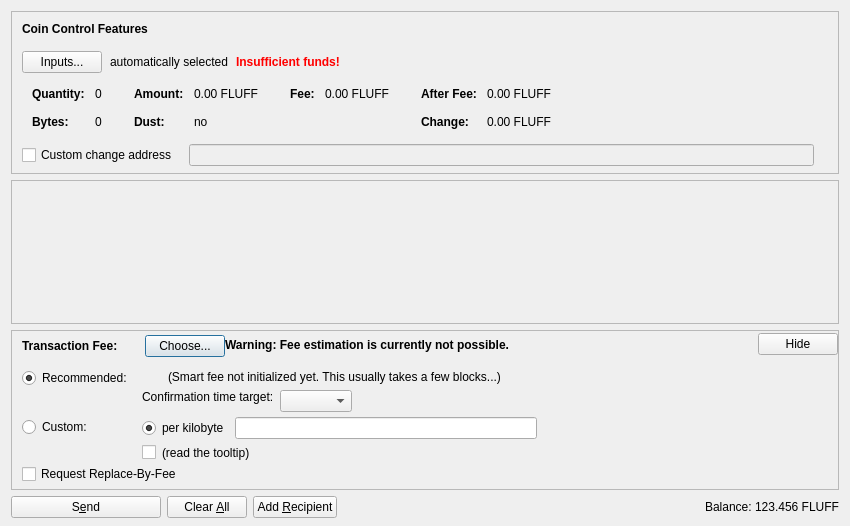
The window that src/qt/forms/sendcoinsdialog.ui (cryptonexii/murfcoin) describes before a commit, drawn with Qt 5.
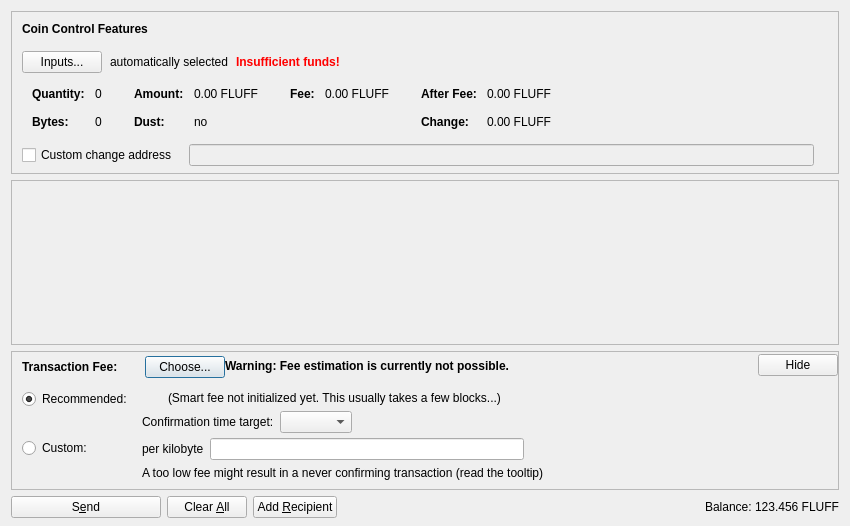
The same window after the commit. Icons and pictures are not drawn. Custom widgets are drawn as their Qt base class.

What changed in the file:
```diff
--- a/src/qt/forms/sendcoinsdialog.ui
+++ b/src/qt/forms/sendcoinsdialog.ui
@@ -846,19 +846,13 @@
                <item>
                 <layout class="QHBoxLayout" name="horizontalLayoutFee13">
                  <item>
-                  <widget class="QRadioButton" name="radioCustomPerKilobyte">
+                  <widget class="QLabel" name="labelCustomPerKilobyte">
                    <property name="toolTip">
                     <string>If the custom fee is set to 1000 satoshis and the transaction is only 250 bytes, then &quot;per kilobyte&quot; only pays 250 satoshis in fee, while &quot;total at least&quot; pays 1000 satoshis. For transactions bigger than a kilobyte both pay by kilobyte.</string>
                    </property>
                    <property name="text">
                     <string>per kilobyte</string>
                    </property>
-                   <property name="checked">
-                    <bool>true</bool>
-                   </property>
-                   <attribute name="buttonGroup">
-                    <string notr="true">groupCustomFee</string>
-                   </attribute>
                   </widget>
                  </item>
                  <item>
@@ -882,17 +876,7 @@
                <item>
                 <layout class="QHBoxLayout" name="horizontalLayoutFee8">
                  <item>
-                  <widget class="QCheckBox" name="checkBoxMinimumFee">
-                   <property name="toolTip">
-                    <string>Paying only the minimum fee is just fine as long as there is less transaction volume than space in the blocks. But be aware that this can end up in a never confirming transaction once there is more demand for murfcoin transactions than the network can process.</string>
-                   </property>
-                   <property name="text">
-                    <string/>
-                   </property>
-                  </widget>
-                 </item>
-                 <item>
-                  <widget class="QLabel" name="labelMinFeeWarning">
+                  <widget class="QLabel" name="labelCustomFeeWarning">
                    <property name="enabled">
                     <bool>true</bool>
                    </property>
@@ -900,10 +884,7 @@
                     <string>Paying only the minimum fee is just fine as long as there is less transaction volume than space in the blocks. But be aware that this can end up in a never confirming transaction once there is more demand for murfcoin transactions than the network can process.</string>
                    </property>
                    <property name="text">
-                    <string>(read the tooltip)</string>
-                   </property>
-                   <property name="margin">
-                    <number>5</number>
+                    <string>A too low fee might result in a never confirming transaction (read the tooltip)</string>
                    </property>
                   </widget>
                  </item>
@@ -996,9 +977,6 @@
                    <property name="text">
                     <string/>
                    </property>
-                   <property name="margin">
-                    <number>2</number>
-                   </property>
                   </widget>
                  </item>
                  <item>
@@ -1013,9 +991,6 @@
                    <property name="text">
                     <string>(Smart fee not initialized yet. This usually takes a few blocks...)</string>
                    </property>
-                   <property name="margin">
-                    <number>2</number>
-                   </property>
                   </widget>
                  </item>
                  <item>
@@ -1042,24 +1017,8 @@
                      <property name="text">
                       <string>Confirmation time target:</string>
                      </property>
-                     <property name="margin">
-                      <number>2</number>
-                     </property>
                     </widget>
                    </item>
-                   <item>
-                    <spacer name="verticalSpacer_3">
-                     <property name="orientation">
-                      <enum>Qt::Vertical</enum>
-                     </property>
-                     <property name="sizeHint" stdset="0">
-                      <size>
-                       <width>1</width>
-                       <height>1</height>
-                      </size>
-                     </property>
-                    </spacer>
-                   </item>
                   </layout>
                  </item>
                  <item>
@@ -1111,16 +1070,6 @@
              </item>
             </layout>
            </item>
-           <item>
-            <widget class="QCheckBox" name="optInRBF">
-             <property name="text">
-              <string>Request Replace-By-Fee</string>
-             </property>
-             <property name="toolTip">
-              <string>Indicates that the sender may wish to replace this transaction with a new one paying higher fees (prior to being confirmed).</string>
-             </property>
-            </widget>
-           </item>
           </layout>
          </widget>
         </item>
```
Left out of the diff: 11 changed lines with no effect on the pictures.
